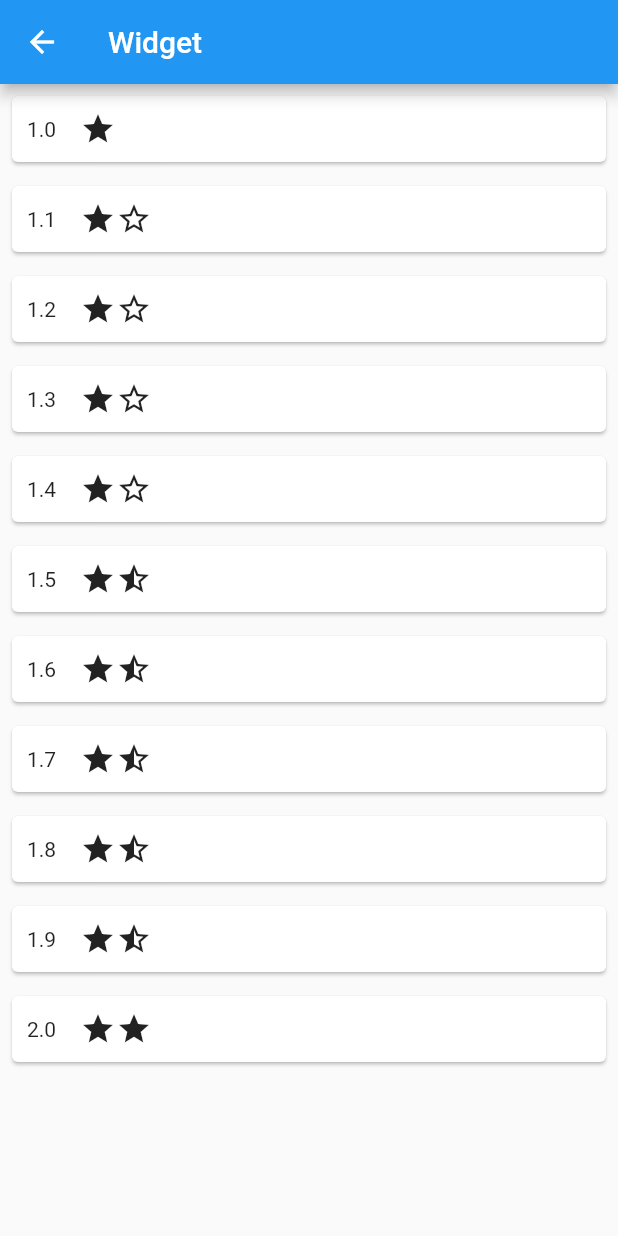
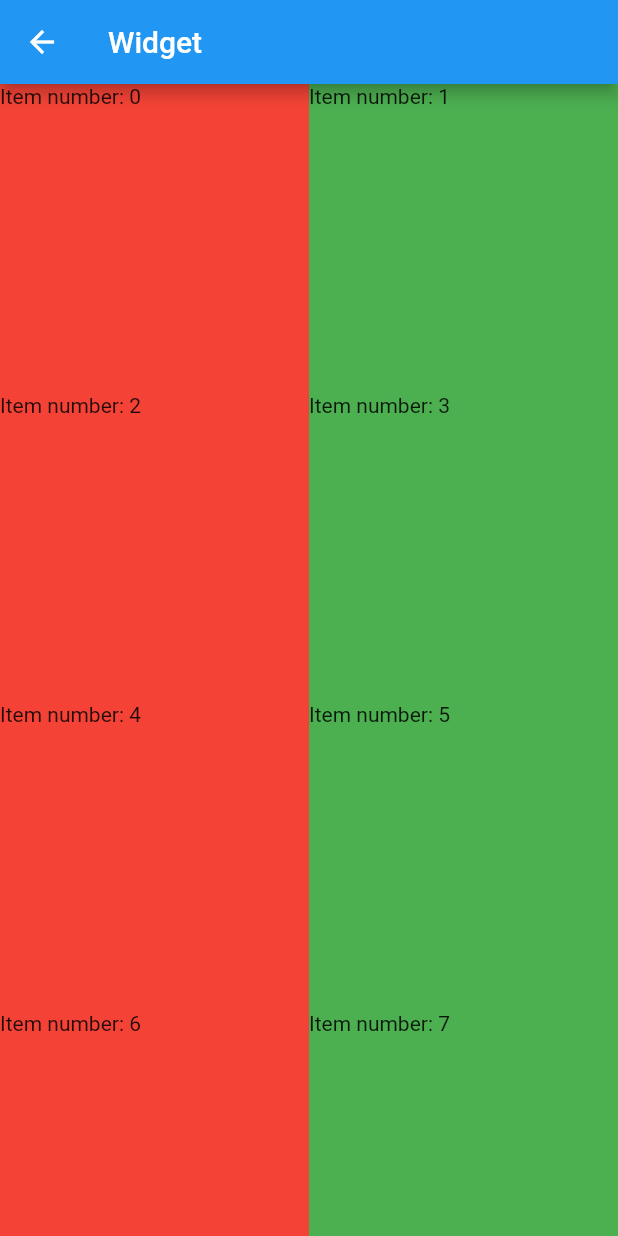
Before and after one commit to channdara/flutter_app, a Flutter app: the screen it shows after launch, after a tap on "Widget", on a phone screen of 412 x 824 dp. Run offline on Flutter 3.47's test engine with Material 2 defaults, Android fonts, the light colour scheme and no system bars; our stand-ins replace flutter_bloc.

Commit message:
grid view with footer example

```diff
--- /dev/null
+++ b/lib/ui/screens/grid_footer_screen.dart
@@ -0,0 +1,74 @@
+import 'package:flutter/material.dart';
+
+class GridFooterScreen extends StatefulWidget {
+  const GridFooterScreen({Key? key}) : super(key: key);
+
+  @override
+  _GridFooterScreenState createState() => _GridFooterScreenState();
+}
+
+class _GridFooterScreenState extends State<GridFooterScreen> {
+  final List<String> _items = [];
+  bool _isOddItems = false;
+
+  @override
+  void initState() {
+    List.generate(9, (index) => _items.add('Item number: $index'));
+    _isOddItems = _items.length % 2 == 1;
+    super.initState();
+  }
+
+  @override
+  Widget build(BuildContext context) {
+    return Scaffold(
+      appBar: AppBar(title: Text(widget.toStringShort())),
+      body: _isOddItems ? _buildOddGrid() : _buildGrid(),
+    );
+  }
+
+  Widget _buildOddGrid() {
+    print('${_items.length % 2}: build ODD');
+    return SingleChildScrollView(
+      child: Column(
+        children: [
+          GridView.builder(
+            gridDelegate: const SliverGridDelegateWithFixedCrossAxisCount(
+              crossAxisCount: 2,
+            ),
+            shrinkWrap: true,
+            physics: const NeverScrollableScrollPhysics(),
+            itemCount: _items.length - 1,
+            itemBuilder: (context, index) {
+              return Container(
+                color: index % 2 == 0 ? Colors.red : Colors.green,
+                child: Text(_items.elementAt(index)),
+              );
+            },
+          ),
+          Container(
+            width: double.infinity,
+            height: 150.0,
+            color: Colors.yellow,
+            child: Text(_items.last),
+          ),
+        ],
+      ),
+    );
+  }
+
+  Widget _buildGrid() {
+    print('${_items.length % 2}: build NORMAL');
+    return GridView.builder(
+      gridDelegate: const SliverGridDelegateWithFixedCrossAxisCount(
+        crossAxisCount: 2,
+      ),
+      itemCount: _items.length,
+      itemBuilder: (context, index) {
+        return Container(
+          color: index % 2 == 0 ? Colors.red : Colors.green,
+          child: Text(_items.elementAt(index)),
+        );
+      },
+    );
+  }
+}
--- a/lib/ui/screens/main_screen.dart
+++ b/lib/ui/screens/main_screen.dart
@@ -2,6 +2,7 @@ import 'package:flutter/material.dart';
 import 'package:flutter_app/ui/screens/bloc_screen.dart';
 import 'package:flutter_app/ui/screens/chart_screen.dart';
 import 'package:flutter_app/ui/screens/expansion_tile_screen.dart';
+import 'package:flutter_app/ui/screens/grid_footer_screen.dart';
 import 'package:flutter_app/ui/screens/star_screen.dart';
 
 class MainScreen extends StatefulWidget {
@@ -11,6 +12,7 @@ class MainScreen extends StatefulWidget {
 
 class _MainScreenState extends State<MainScreen> {
   final List<Widget> _allScreens = [
+    const GridFooterScreen(),
     StarScreen(),
     BlocScreen(),
     ExpansionTileScreen(),
```
